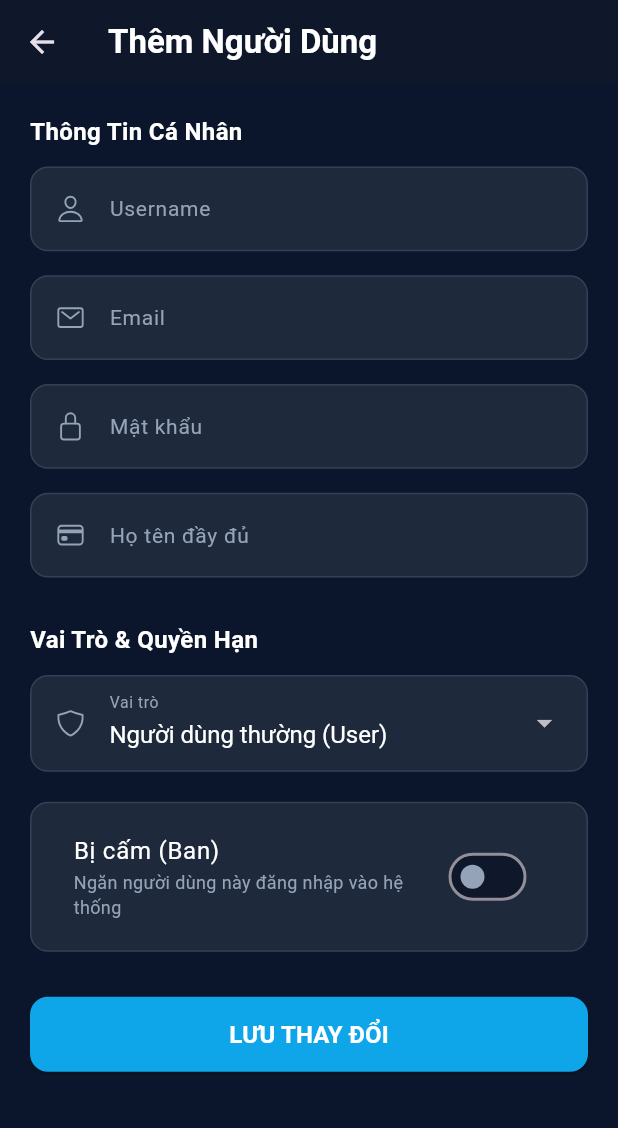
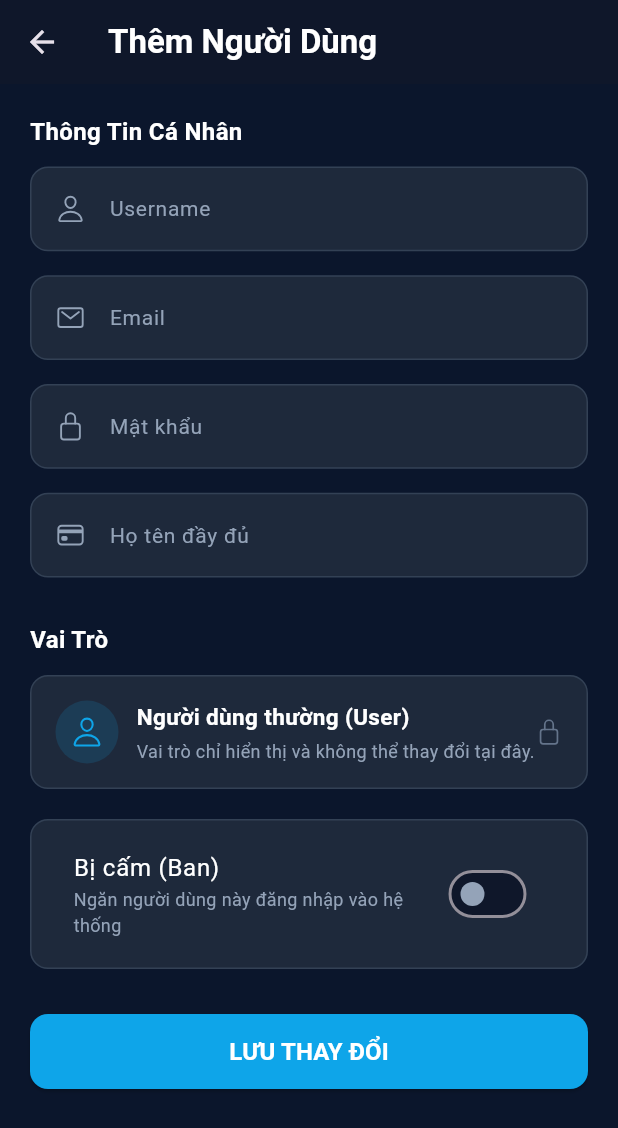
Before and after one commit to hoangpzo249/prm_mangaapp_flutter, a Flutter app: the AdminUserFormScreen screen opened by its route, on a phone screen of 412 x 824 dp. Shown: the top 1128 px of the screen. Run offline on Flutter 3.47's test engine with Material 3 defaults, Android fonts, the phone set to English and light mode, and no system bars; our stand-ins replace cached_network_image, fl_chart, ionicons, shared_preferences; accounts and stored records are empty; network calls fail.

Commit message:
fix edit user

```diff
--- a/lib/features/application/services/api_provider.dart
+++ b/lib/features/application/services/api_provider.dart
@@ -5,8 +5,8 @@ import 'storage_service.dart';
 class ApiProvider {
   ApiProvider._();
 
-  // static const String localIp = '192.168.1.3';
-  static const String baseUrl = 'http://localhost:9999/api';
+  static const String localIp = '192.168.1.141';
+  static const String baseUrl = 'http://$localIp:9999/api';
 
   static final ApiClient client = ApiClient(
     baseUrl: baseUrl,
--- a/lib/features/domain/entities/app_user.dart
+++ b/lib/features/domain/entities/app_user.dart
@@ -5,6 +5,7 @@ class AppUser {
   final String? fullName;
   final String? role;
   final bool isVip;
+  final bool isBanned;
   final DateTime? vipUntil;
   final Wallet? wallet;
 
@@ -15,19 +16,25 @@ class AppUser {
     this.fullName,
     this.role,
     this.isVip = false,
+    this.isBanned = false,
     this.vipUntil,
     this.wallet,
   });
 
   factory AppUser.fromJson(Map<String, dynamic> json) => AppUser(
-        id: json['_id']?.toString(),
+    id: (json['_id'] ?? json['id'])?.toString(),
     username: (json['username'] ?? '').toString(),
     email: json['email']?.toString(),
     fullName: json['fullName']?.toString(),
     role: json['role']?.toString(),
     isVip: json['isVip'] == true,
-        vipUntil: json['vipUntil'] != null ? DateTime.tryParse(json['vipUntil']) : null,
-        wallet: json['wallet'] != null ? Wallet.fromJson(json['wallet']) : null,
+    isBanned: json['isBanned'] == true,
+    vipUntil: json['vipUntil'] != null
+        ? DateTime.tryParse(json['vipUntil'].toString())
+        : null,
+    wallet: json['wallet'] is Map<String, dynamic>
+        ? Wallet.fromJson(json['wallet'])
+        : null,
   );
 
   Map<String, dynamic> toJson() => {
@@ -37,26 +44,34 @@ class AppUser {
     'fullName': fullName,
     'role': role,
     'isVip': isVip,
+    'isBanned': isBanned,
     'vipUntil': vipUntil?.toIso8601String(),
     'wallet': wallet?.toJson(),
   };
 
   AppUser copyWith({
+    String? id,
+    String? username,
     String? email,
+    String? fullName,
+    String? role,
     bool? isVip,
+    bool? isBanned,
     DateTime? vipUntil,
     Wallet? wallet,
-  }) =>
-      AppUser(
-        id: id,
-        username: username,
+  }) {
+    return AppUser(
+      id: id ?? this.id,
+      username: username ?? this.username,
       email: email ?? this.email,
       fullName: fullName ?? this.fullName,
       role: role ?? this.role,
       isVip: isVip ?? this.isVip,
+      isBanned: isBanned ?? this.isBanned,
       vipUntil: vipUntil ?? this.vipUntil,
       wallet: wallet ?? this.wallet,
     );
+  }
 }
 
 class Wallet {
@@ -70,8 +85,5 @@ class Wallet {
     isLocked: json['isLocked'] == true,
   );
 
-  Map<String, dynamic> toJson() => {
-        'balance': balance,
-        'isLocked': isLocked,
-      };
+  Map<String, dynamic> toJson() => {'balance': balance, 'isLocked': isLocked};
 }
--- a/lib/features/presentation/view/screens/admin/admin_user_form_screen.dart
+++ b/lib/features/presentation/view/screens/admin/admin_user_form_screen.dart
@@ -43,7 +43,7 @@ class _AdminUserFormScreenState extends State<AdminUserFormScreen> {
       _emailController.text = user.email ?? '';
       _fullNameController.text = user.fullName ?? '';
       _role = user.role ?? 'user';
-      _isBanned = user.toJson()['isBanned'] == true;
+      _isBanned = user.isBanned;
       _vipUntil = user.vipUntil;
     }
   }
@@ -162,7 +162,6 @@ class _AdminUserFormScreenState extends State<AdminUserFormScreen> {
 
         final payload = <String, dynamic>{
           'fullName': _fullNameController.text.trim(),
-          'role': _role,
           'isBanned': _isBanned,
           'vipUntil': _vipUntil?.toIso8601String(),
         };
@@ -177,7 +176,7 @@ class _AdminUserFormScreenState extends State<AdminUserFormScreen> {
           'email': _emailController.text.trim(),
           'password': _passwordController.text,
           'fullName': _fullNameController.text.trim(),
-          'role': _role,
+          'role': 'user',
           'isBanned': _isBanned,
         };
 
@@ -301,9 +300,9 @@ class _AdminUserFormScreenState extends State<AdminUserFormScreen> {
                 },
               ),
               const SizedBox(height: 30),
-              _buildSectionTitle('Vai Trò & Quyền Hạn'),
+              _buildSectionTitle('Vai Trò'),
               const SizedBox(height: 12),
-              _buildRoleSelector(),
+              _buildRoleInfo(),
               const SizedBox(height: 20),
               _buildStatusToggles(),
               const SizedBox(height: 30),
@@ -378,41 +377,65 @@ class _AdminUserFormScreenState extends State<AdminUserFormScreen> {
     );
   }
 
-  Widget _buildRoleSelector() {
+  Widget _buildRoleInfo() {
+    final isAdmin = _role == 'admin';
+
     return Container(
-      padding: const EdgeInsets.symmetric(horizontal: 16, vertical: 4),
+      padding: const EdgeInsets.symmetric(horizontal: 16, vertical: 16),
       decoration: BoxDecoration(
         color: AppColors.card,
         borderRadius: BorderRadius.circular(12),
         border: Border.all(color: AppColors.border, width: 1),
       ),
-      child: DropdownButtonFormField<String>(
-        value: _role,
-        dropdownColor: AppColors.card,
-        style: const TextStyle(color: Colors.white, fontSize: 16),
-        decoration: const InputDecoration(
-          border: InputBorder.none,
-          labelText: 'Vai trò',
-          labelStyle: TextStyle(color: AppColors.textSubtle, fontSize: 14),
-          icon: Icon(
-            Ionicons.shield_outline,
-            color: AppColors.textSubtle,
-            size: 20,
+      child: Row(
+        children: [
+          Container(
+            width: 42,
+            height: 42,
+            decoration: BoxDecoration(
+              color: isAdmin
+                  ? AppColors.star.withValues(alpha: 0.15)
+                  : AppColors.primary.withValues(alpha: 0.15),
+              shape: BoxShape.circle,
+            ),
+            alignment: Alignment.center,
+            child: Icon(
+              isAdmin
+                  ? Ionicons.shield_checkmark_outline
+                  : Ionicons.person_outline,
+              color: isAdmin ? AppColors.star : AppColors.primary,
+              size: 22,
+            ),
           ),
-        ),
-        items: const [
-          DropdownMenuItem(
-            value: 'user',
-            child: Text('Người dùng thường (User)'),
+          const SizedBox(width: 12),
+          Expanded(
+            child: Column(
+              crossAxisAlignment: CrossAxisAlignment.start,
+              children: [
+                Text(
+                  isAdmin
+                      ? 'Quản trị viên (Admin)'
+                      : 'Người dùng thường (User)',
+                  style: const TextStyle(
+                    color: Colors.white,
+                    fontSize: 15,
+                    fontWeight: FontWeight.bold,
+                  ),
+                ),
+                const SizedBox(height: 4),
+                const Text(
+                  'Vai trò chỉ hiển thị và không thể thay đổi tại đây.',
+                  style: TextStyle(color: AppColors.textSubtle, fontSize: 12),
+                ),
+              ],
+            ),
           ),
-          DropdownMenuItem(
-            value: 'admin',
-            child: Text('Quản trị viên (Admin)'),
+          const Icon(
+            Ionicons.lock_closed_outline,
+            color: AppColors.textDim,
+            size: 18,
           ),
         ],
-        onChanged: (val) {
-          if (val != null) setState(() => _role = val);
-        },
       ),
     );
   }
--- a/lib/features/presentation/view/screens/admin/admin_users_list_screen.dart
+++ b/lib/features/presentation/view/screens/admin/admin_users_list_screen.dart
@@ -78,7 +78,7 @@ class _AdminUsersListScreenState extends State<AdminUsersListScreen> {
   }
 
   Future<void> _toggleBan(AppUser user) async {
-    final newBanState = !(user.toJson()['isBanned'] == true);
+    final newBanState = !user.isBanned;
     final confirm = await showDialog<bool>(
       context: context,
       builder: (ctx) => AlertDialog(
@@ -119,7 +119,7 @@ class _AdminUsersListScreenState extends State<AdminUsersListScreen> {
     try {
       await _adminRepo.updateUser(user.id!, {'isBanned': newBanState});
       _loadUsers();
-      _snack(newBanState ? 'Đã cấm user' : 'Đã mở cấm user');
+      _snack(newBanState ? 'Đã cấm người dùng' : 'Đã mở cấm người dùng');
     } catch (e) {
       _snack(
         'Thao tác thất bại: ${e.toString().replaceFirst('Exception: ', '')}',
@@ -242,7 +242,7 @@ class _AdminUsersListScreenState extends State<AdminUsersListScreen> {
   }
 
   Widget _buildUserItem(AppUser user) {
-    final isBanned = user.toJson()['isBanned'] == true;
+    final isBanned = user.isBanned;
     final displayName = user.fullName?.isNotEmpty == true
         ? user.fullName!
         : user.username;
```
Lines whose indentation alone changed are shown as unchanged.
